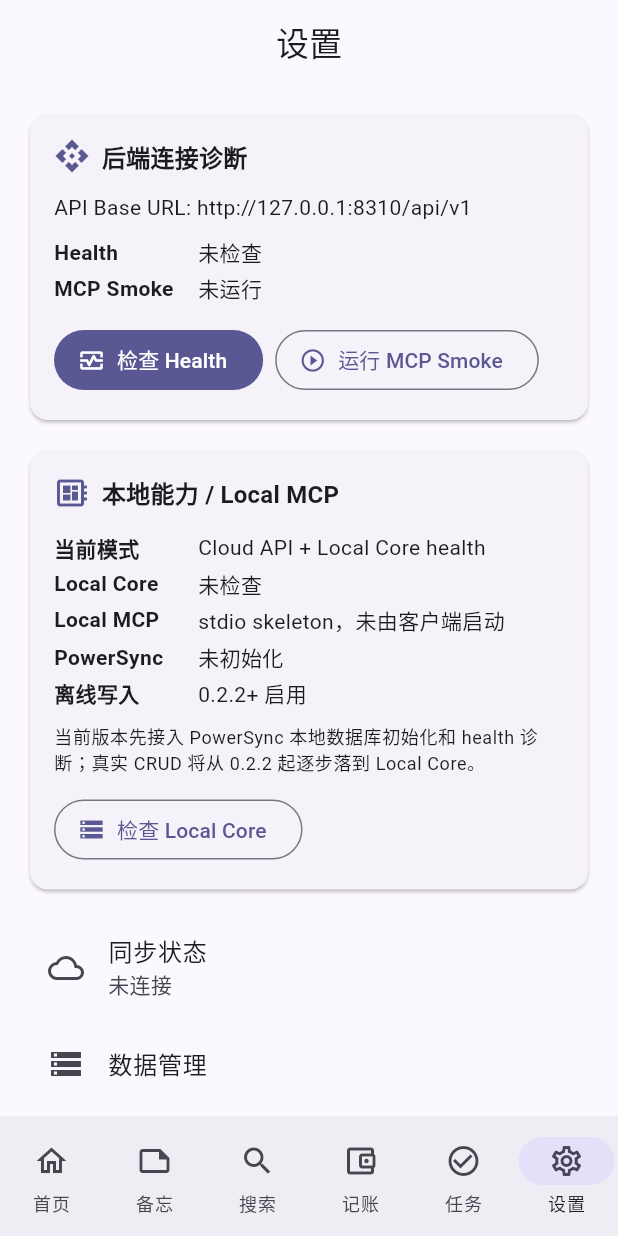
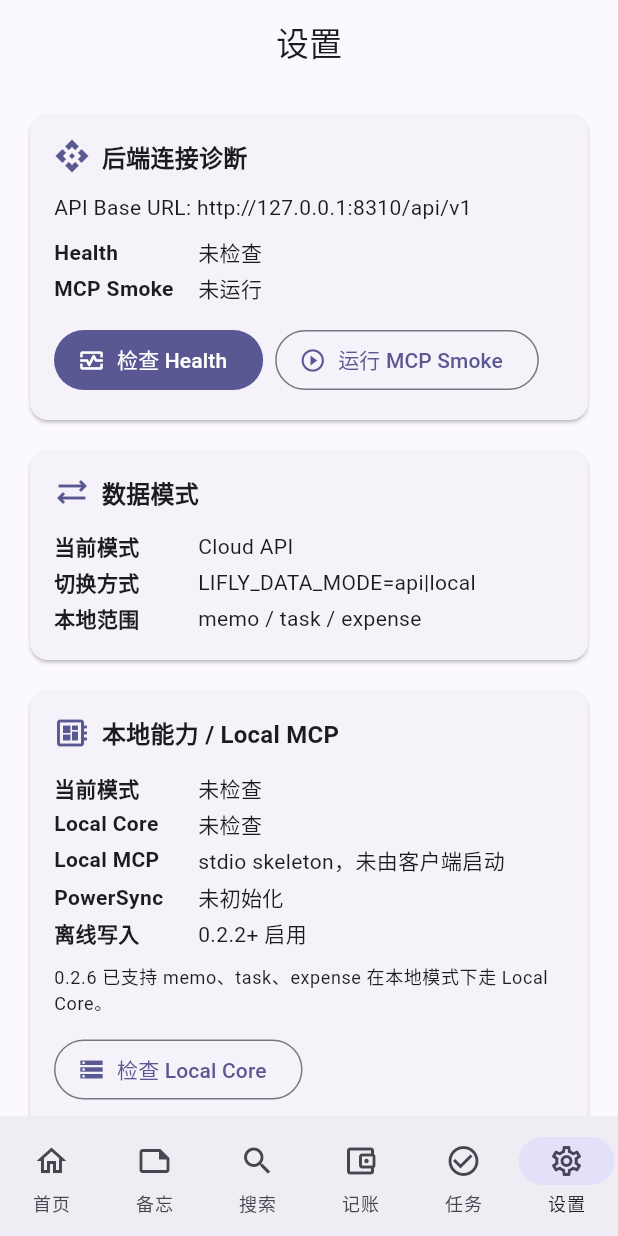
Before and after one commit to Akira-TL/lifly, a Flutter app: the screen it shows after launch, item 6 of the bottom bar chosen, on a phone screen of 412 x 824 dp. Run offline on Flutter 3.47's test engine with Material 3 defaults, Android fonts, the phone set to English and light mode, and no system bars; our stand-ins replace dio; missing offline and left inert: powersync, sqlite_async; network calls fail.

Commit message:
feat(settings): 显示v0.2.6本地模式状态

```diff
--- a/apps/client_flutter/lib/features/settings/settings_page.dart
+++ b/apps/client_flutter/lib/features/settings/settings_page.dart
@@ -1,3 +1,4 @@
+import 'package:client_flutter/app/data_mode.dart';
 import 'package:client_flutter/data/api/api_client.dart';
 import 'package:client_flutter/data/api/api_diagnostics.dart';
 import 'package:client_flutter/data/local_core/local_core_bridge.dart';
@@ -91,6 +92,7 @@ class _SettingsPageState extends State<SettingsPage> {
   @override
   Widget build(BuildContext context) {
     final api = context.watch<ApiClient>();
+    final dataMode = context.watch<LiflyDataMode>();
 
     return Scaffold(
       appBar: AppBar(title: const Text('设置')),
@@ -107,6 +109,8 @@ class _SettingsPageState extends State<SettingsPage> {
             onCheckHealth: _checkHealth,
             onRunMcpSmoke: _runMcpSmoke,
           ),
+          const SizedBox(height: 12),
+          _DataModeCard(dataMode: dataMode),
           const SizedBox(height: 12),
           _LocalMcpStatusCard(
             health: _localCoreHealth,
@@ -191,16 +195,11 @@ class _ApiDiagnosticsCard extends StatelessWidget {
             _StatusRow(label: 'MCP Smoke', value: smokeStatus),
             if (error != null) ...[
               const SizedBox(height: 8),
-              Text(
-                error!,
-                style: TextStyle(color: theme.colorScheme.error),
-              ),
+              Text(error!, style: TextStyle(color: theme.colorScheme.error)),
             ],
             if (smokeReport != null) ...[
               const SizedBox(height: 8),
-              ...smokeReport!.steps.map(
-                (step) => _SmokeStepTile(step: step),
-              ),
+              ...smokeReport!.steps.map((step) => _SmokeStepTile(step: step)),
             ],
             const SizedBox(height: 12),
             Wrap(
@@ -238,6 +237,43 @@ class _ApiDiagnosticsCard extends StatelessWidget {
   }
 }
 
+class _DataModeCard extends StatelessWidget {
+  final LiflyDataMode dataMode;
+
+  const _DataModeCard({required this.dataMode});
+
+  @override
+  Widget build(BuildContext context) {
+    final theme = Theme.of(context);
+    return Card(
+      child: Padding(
+        padding: const EdgeInsets.all(16),
+        child: Column(
+          crossAxisAlignment: CrossAxisAlignment.start,
+          children: [
+            Row(
+              children: [
+                Icon(Icons.sync_alt_outlined, color: theme.colorScheme.primary),
+                const SizedBox(width: 8),
+                Text(
+                  '数据模式',
+                  style: theme.textTheme.titleMedium?.copyWith(
+                    fontWeight: FontWeight.w600,
+                  ),
+                ),
+              ],
+            ),
+            const SizedBox(height: 12),
+            _StatusRow(label: '当前模式', value: dataMode.label),
+            const _StatusRow(label: '切换方式', value: 'LIFLY_DATA_MODE=api|local'),
+            const _StatusRow(label: '本地范围', value: 'memo / task / expense'),
+          ],
+        ),
+      ),
+    );
+  }
+}
+
 class _LocalMcpStatusCard extends StatelessWidget {
   final LocalCoreHealth? health;
   final String? error;
@@ -267,18 +303,26 @@ class _LocalMcpStatusCard extends StatelessWidget {
           children: [
             Row(
               children: [
-                Icon(Icons.developer_board_outlined, color: theme.colorScheme.primary),
+                Icon(
+                  Icons.developer_board_outlined,
+                  color: theme.colorScheme.primary,
+                ),
                 const SizedBox(width: 8),
                 Text(
                   '本地能力 / Local MCP',
-                  style: theme.textTheme.titleMedium?.copyWith(fontWeight: FontWeight.w600),
+                  style: theme.textTheme.titleMedium?.copyWith(
+                    fontWeight: FontWeight.w600,
+                  ),
                 ),
               ],
             ),
             const SizedBox(height: 12),
-            const _StatusRow(label: '当前模式', value: 'Cloud API + Local Core health'),
+            _StatusRow(label: '当前模式', value: health?.mode ?? '未检查'),
             _StatusRow(label: 'Local Core', value: localCoreStatus),
-            const _StatusRow(label: 'Local MCP', value: 'stdio skeleton，未由客户端启动'),
+            const _StatusRow(
+              label: 'Local MCP',
+              value: 'stdio skeleton，未由客户端启动',
+            ),
             _StatusRow(label: 'PowerSync', value: health?.detail ?? '未初始化'),
             const _StatusRow(label: '离线写入', value: '0.2.2+ 启用'),
             if (checkedAt != null) _StatusRow(label: '检查时间', value: checkedAt),
@@ -288,7 +332,7 @@ class _LocalMcpStatusCard extends StatelessWidget {
             ],
             const SizedBox(height: 8),
             Text(
-              '当前版本先接入 PowerSync 本地数据库初始化和 health 诊断；真实 CRUD 将从 0.2.2 起逐步落到 Local Core。',
+              '0.2.6 已支持 memo、task、expense 在本地模式下走 Local Core。',
               style: theme.textTheme.bodySmall,
             ),
             const SizedBox(height: 12),
@@ -327,9 +371,9 @@ class _StatusRow extends StatelessWidget {
             width: 96,
             child: Text(
               label,
-              style: Theme.of(context).textTheme.bodyMedium?.copyWith(
-                    fontWeight: FontWeight.w600,
-                  ),
+              style: Theme.of(
+                context,
+              ).textTheme.bodyMedium?.copyWith(fontWeight: FontWeight.w600),
             ),
           ),
           Expanded(child: Text(value)),
@@ -346,7 +390,9 @@ class _SmokeStepTile extends StatelessWidget {
 
   @override
   Widget build(BuildContext context) {
-    final color = step.passed ? Colors.green : Theme.of(context).colorScheme.error;
+    final color = step.passed
+        ? Colors.green
+        : Theme.of(context).colorScheme.error;
     return Padding(
       padding: const EdgeInsets.symmetric(vertical: 2),
       child: Row(
```
